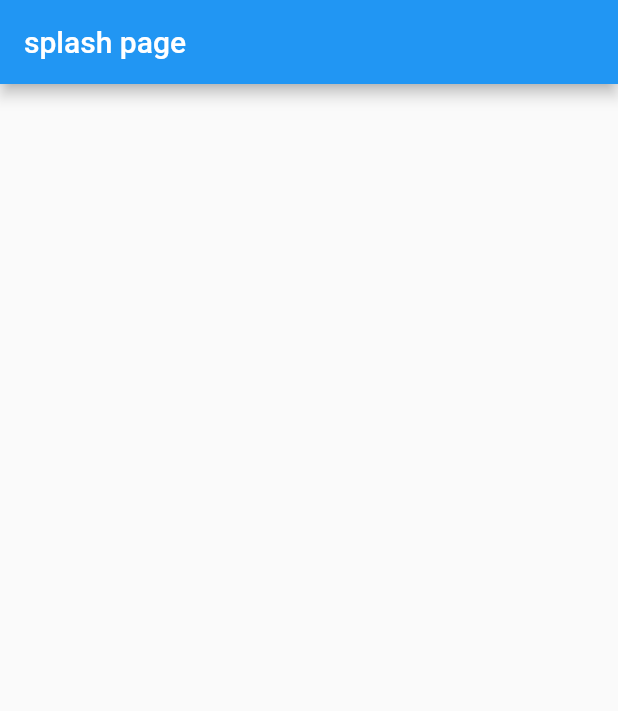
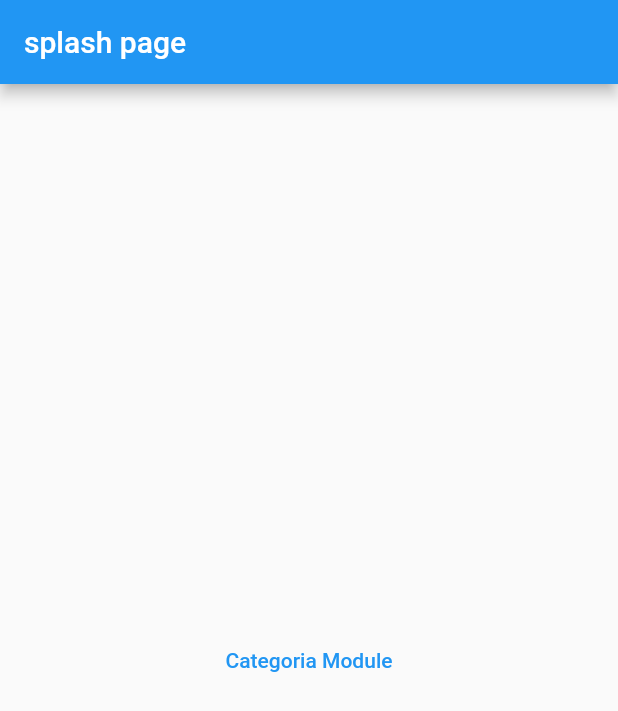
Before and after one commit to FilipeH14/flutter_modular_example, a Flutter app: the screen it shows after launch, on a phone screen of 412 x 824 dp. Shown: the top 711 px of the screen. Run offline on Flutter 3.47's test engine with Material 2 defaults, Android fonts, the phone set to English and light mode, and no system bars; our stand-ins replace flutter_modular.

Commit message:
enviando parâmetros

```diff
--- a/lib/app/categoria/categoria_module.dart
+++ b/lib/app/categoria/categoria_module.dart
@@ -6,7 +6,7 @@ class CategoriaModule extends Module {
   List<ModularRoute> get routes => [
         ChildRoute(
           Modular.initialRoute,
-          child: (context, args) => const CategoriaPage(),
+          child: (context, args) => CategoriaPage(categoria: args.data),
         ),
       ];
 }
--- a/lib/app/categoria/categoria_page.dart
+++ b/lib/app/categoria/categoria_page.dart
@@ -1,13 +1,25 @@
 import 'package:flutter/material.dart';
+import 'package:flutter_modular/flutter_modular.dart';
 
-class CategoriaPage extends StatelessWidget {
-  const CategoriaPage({Key? key}) : super(key: key);
+class CategoriaPage extends StatefulWidget {
+  final String? categoria;
 
+  const CategoriaPage({Key? key, this.categoria})
+      // : categoria = Modular.args?.data,
+      : super(key: key);
+
+  @override
+  State<CategoriaPage> createState() => _CategoriaPageState();
+}
+
+class _CategoriaPageState extends State<CategoriaPage> {
   @override
   Widget build(BuildContext context) {
     return Scaffold(
       appBar: AppBar(title: const Text('categoria page')),
-      body: Container(),
+      body: Center(
+        child: Text(widget.categoria ?? 'Não foi enviado a categoria'),
+      ),
     );
   }
 }
--- a/lib/app/splash/splash_page.dart
+++ b/lib/app/splash/splash_page.dart
@@ -1,4 +1,5 @@
 import 'package:flutter/material.dart';
+import 'package:flutter_modular/flutter_modular.dart';
 
 class SplashPage extends StatelessWidget {
   const SplashPage({Key? key}) : super(key: key);
@@ -7,7 +8,20 @@ class SplashPage extends StatelessWidget {
   Widget build(BuildContext context) {
     return Scaffold(
       appBar: AppBar(title: const Text('splash page')),
-      body: Container(),
+      body: Center(
+        child: Column(
+          mainAxisAlignment: MainAxisAlignment.center,
+          children: [
+            TextButton(
+              child: const Text('Categoria Module'),
+              onPressed: () {
+                // Navigator.pushNamed(context, '/categoria');
+                Modular.to.pushNamed('/categoria', arguments: 'categoria selecionada @@@');
+              },
+            ),
+          ],
+        ),
+      ),
     );
   }
 }
```
